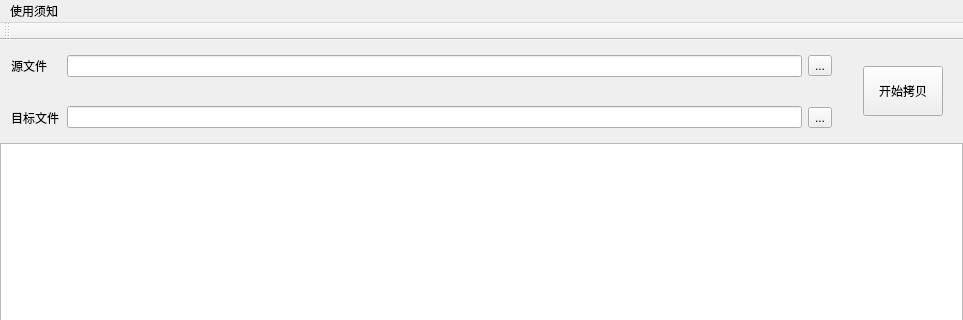
longchaopei/CopyNetworkConfig, file mainwindow.ui: the form before one commit; both pictures show x 0 to 963 and y 0 to 320 of the 963 by 473 pixel window.
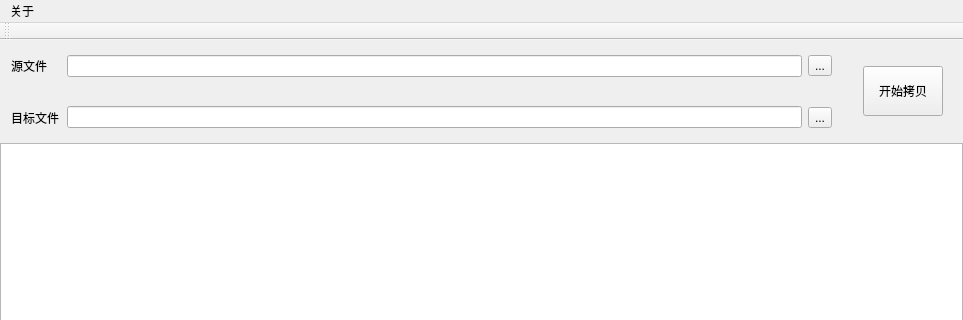
The form after the commit.

Commit message: 添加关于界面

Patch:
```diff
--- a/mainwindow.ui
+++ b/mainwindow.ui
@@ -159,7 +159,7 @@
    </property>
    <widget class="QMenu" name="menu">
     <property name="title">
-     <string>使用须知</string>
+     <string>关于</string>
     </property>
     <addaction name="actHelp"/>
    </widget>
```
Left out of the diff: 6 changed lines with no effect on the pictures. The commit also changes 6 other files.
